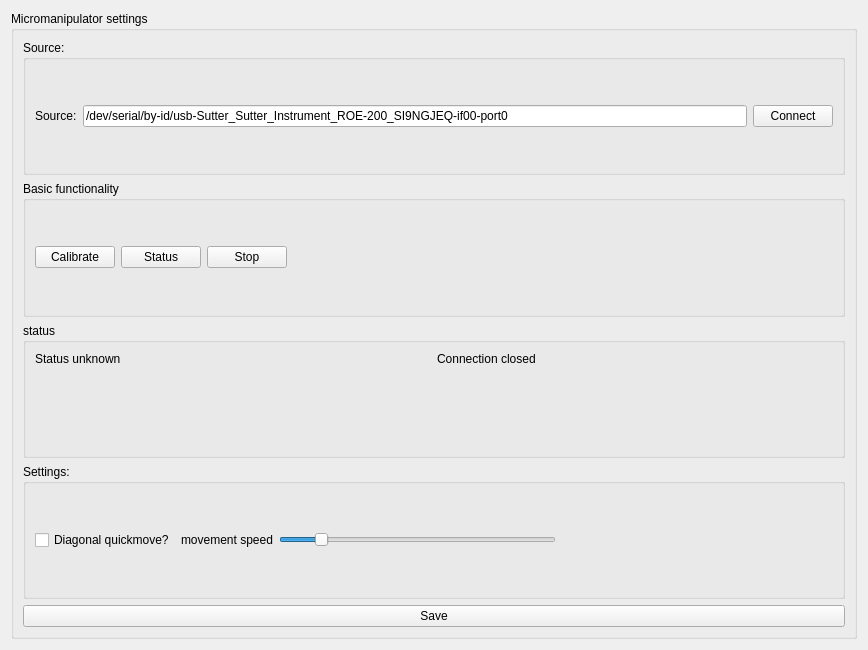
Before: the Qt Designer form plugins/Sutter/Sutter_settingsWidget.ui in pyIVLS/pyIVLS, drawn with Qt 5.
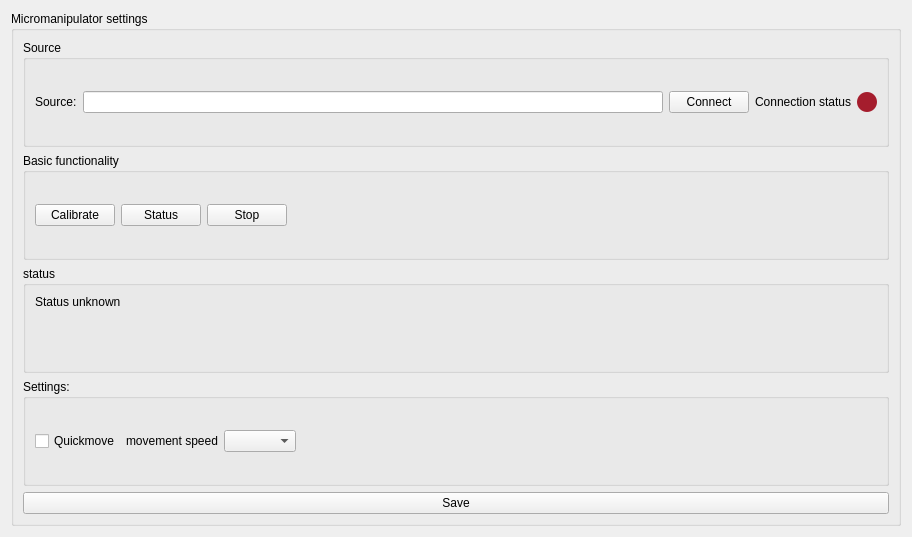
After: the same form once the commit is applied.

Commit message: Updated sutter to work with new structure. GUI separated from HAL

The edit to the form file:
```diff
--- a/plugins/Sutter/Sutter_settingsWidget.ui
+++ b/plugins/Sutter/Sutter_settingsWidget.ui
@@ -6,8 +6,8 @@
    <rect>
     <x>0</x>
     <y>0</y>
-    <width>868</width>
-    <height>650</height>
+    <width>912</width>
+    <height>537</height>
    </rect>
   </property>
   <property name="sizePolicy">
@@ -29,7 +29,7 @@
       <item>
        <widget class="QGroupBox" name="sourceBox">
         <property name="title">
-         <string>Source:</string>
+         <string>Source</string>
         </property>
         <layout class="QHBoxLayout" name="horizontalLayout">
          <item>
@@ -42,7 +42,7 @@
          <item>
           <widget class="QLineEdit" name="sourceInput">
            <property name="text">
-            <string>/dev/serial/by-id/usb-Sutter_Sutter_Instrument_ROE-200_SI9NGJEQ-if00-port0</string>
+            <string/>
            </property>
           </widget>
          </item>
@@ -53,6 +53,35 @@
            </property>
           </widget>
          </item>
+         <item>
+          <widget class="QLabel" name="label">
+           <property name="text">
+            <string>Connection status</string>
+           </property>
+           <property name="alignment">
+            <set>Qt::AlignmentFlag::AlignRight|Qt::AlignmentFlag::AlignTrailing|Qt::AlignmentFlag::AlignVCenter</set>
+           </property>
+          </widget>
+         </item>
+         <item>
+          <widget class="QLabel" name="label_2">
+           <property name="maximumSize">
+            <size>
+             <width>20</width>
+             <height>20</height>
+            </size>
+           </property>
+           <property name="styleSheet">
+            <string notr="true">border-radius: 10px;
+background-color:rgb(165, 29, 45);
+min-height: 20px;
+min-width: 20px;</string>
+           </property>
+           <property name="text">
+            <string/>
+           </property>
+          </widget>
+         </item>
         </layout>
        </widget>
       </item>
@@ -111,17 +140,7 @@
             <string>Status unknown</string>
            </property>
            <property name="alignment">
-            <set>Qt::AlignLeading|Qt::AlignLeft|Qt::AlignTop</set>
-           </property>
-          </widget>
-         </item>
-         <item>
-          <widget class="QLabel" name="connectionLabel">
-           <property name="text">
-            <string>Connection closed</string>
-           </property>
-           <property name="alignment">
-            <set>Qt::AlignLeading|Qt::AlignLeft|Qt::AlignTop</set>
+            <set>Qt::AlignmentFlag::AlignLeading|Qt::AlignmentFlag::AlignLeft|Qt::AlignmentFlag::AlignTop</set>
            </property>
           </widget>
          </item>
@@ -137,7 +156,7 @@
          <item>
           <widget class="QCheckBox" name="quickBox">
            <property name="text">
-            <string>Diagonal quickmove?</string>
+            <string>Quickmove</string>
            </property>
           </widget>
          </item>
@@ -152,17 +171,7 @@
           </widget>
          </item>
          <item>
-          <widget class="QSlider" name="speedSlider">
-           <property name="maximum">
-            <number>15</number>
-           </property>
-           <property name="value">
-            <number>2</number>
-           </property>
-           <property name="orientation">
-            <enum>Qt::Horizontal</enum>
-           </property>
-          </widget>
+          <widget class="QComboBox" name="speedComboBox"/>
          </item>
          <item>
           <spacer name="horizontalSpacer">
```
Left out of the diff: 6 changed lines with no effect on the pictures. The commit also changes 5 other files.
